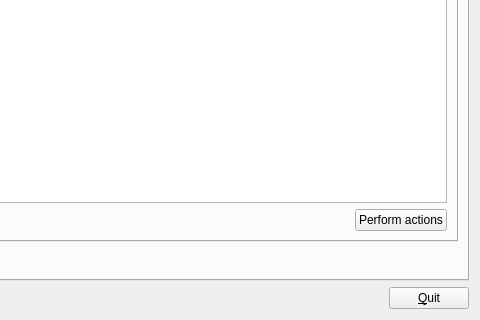
plomgrading/plom, file qtCreatorFiles/ui_manager.ui: the form before one commit; both pictures show x 544 to 1024 and y 340 to 660 of the 1024 by 660 pixel window.
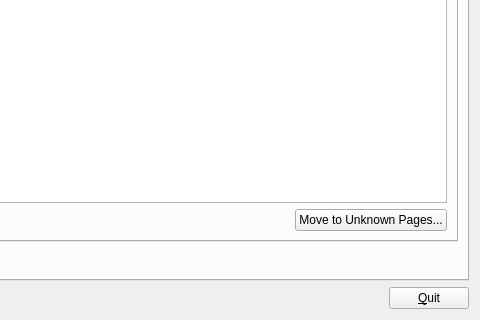
The form after the commit. The open tabs and pages were chosen to show the change.

Commit message:
Manager: remove staging from discards to unknowns
Just to it directly.  Partial fix for Issue #661.

The edit to the form file:
```diff
--- a/qtCreatorFiles/ui_manager.ui
+++ b/qtCreatorFiles/ui_manager.ui
@@ -522,7 +522,7 @@
              <item>
               <widget class="QPushButton" name="actionDButton">
                <property name="text">
-                <string>Perform actions</string>
+                <string>Move to Unknown Pages...</string>
                </property>
               </widget>
              </item>
```
Left out of the diff: 4 changed lines with no effect on the pictures. The commit also changes 2 other files.
